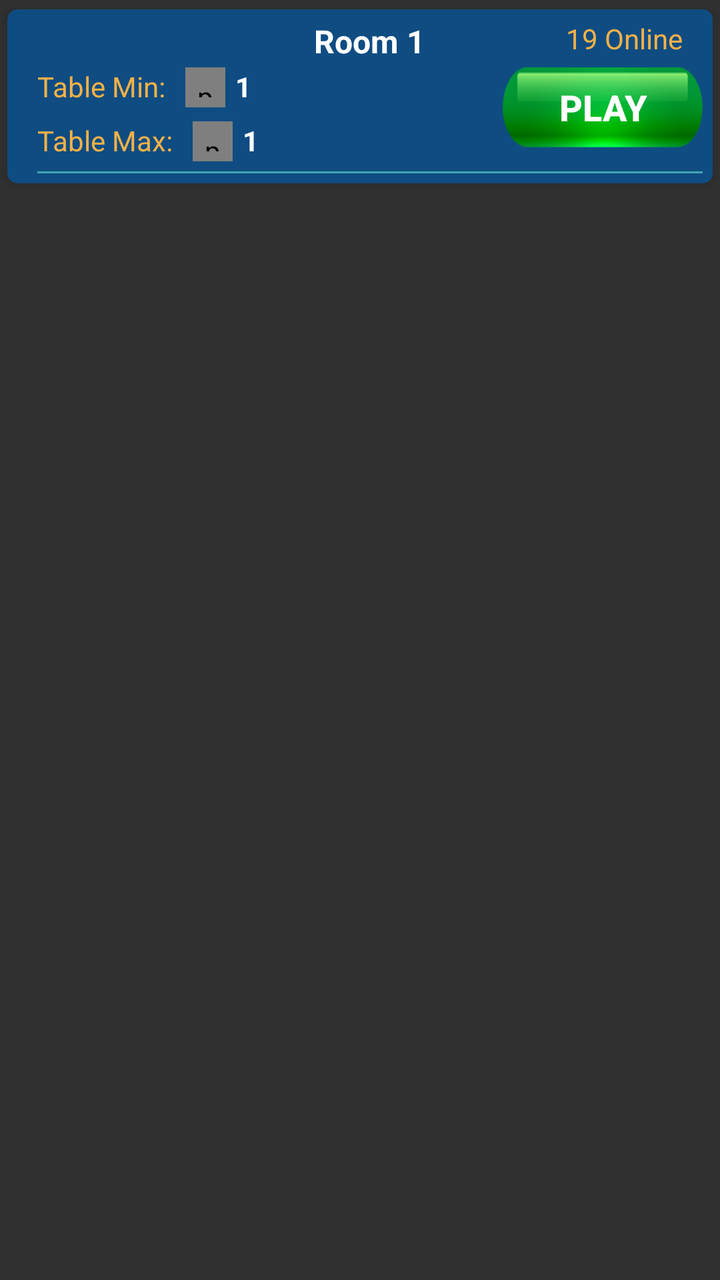
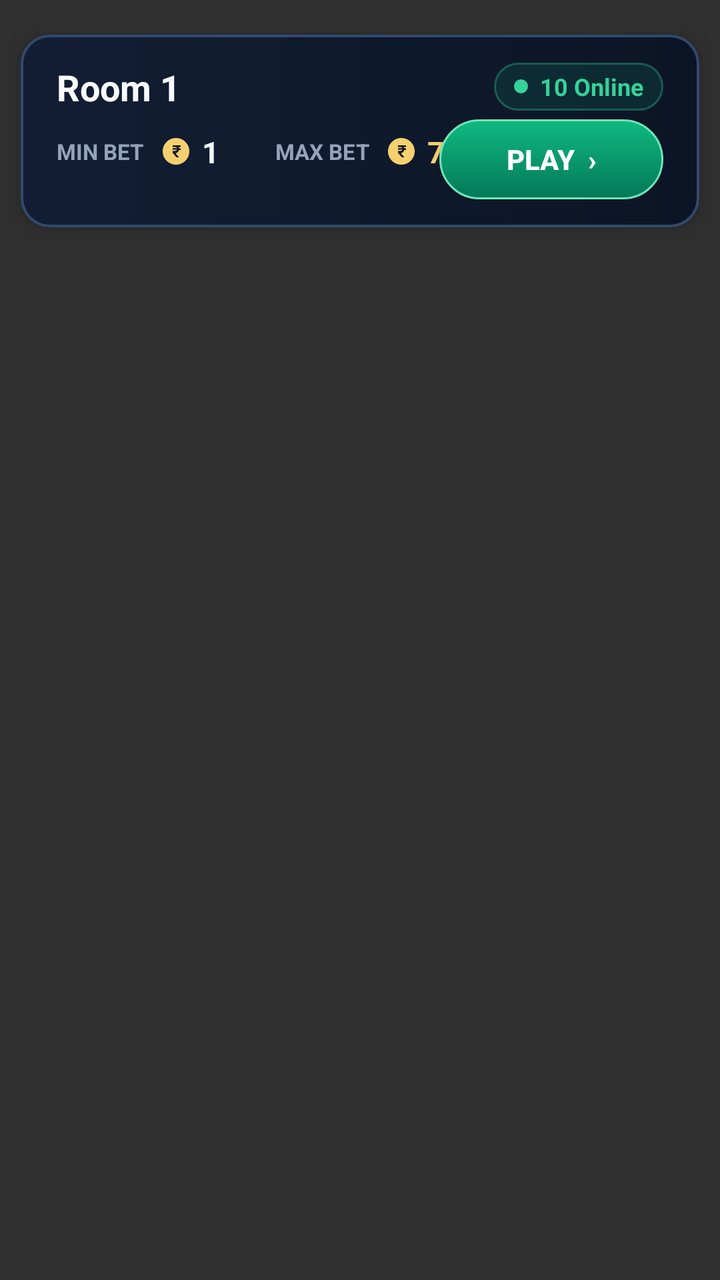

The first picture is an Android layout as it rendered before a commit; the second is the same layout after the commit. The layout source and the unified diff follow.
<!-- AndroidManifest.xml: application theme Theme.AppCompat.NoActionBar -->
<!-- res/layout/item_gamelist.xml -->
<?xml version="1.0" encoding="utf-8"?>
<RelativeLayout xmlns:android="http://schemas.android.com/apk/res/android"
    android:layout_width="match_parent"
    android:layout_height="wrap_content"
    xmlns:app="http://schemas.android.com/apk/res-auto">

    <androidx.cardview.widget.CardView
        android:layout_width="match_parent"
        android:layout_height="wrap_content"
        app:cardUseCompatPadding="true"
        app:cardCornerRadius="5dp"
        app:cardBackgroundColor="@color/blue"
        >

        <RelativeLayout
            android:layout_width="match_parent"
            android:layout_height="wrap_content"
            android:layout_marginLeft="10dp"
                android:background="@color/blue"
            android:padding="5dp"
            >

            <TextView
                android:id="@+id/txtroomid"
                android:layout_width="wrap_content"
                android:layout_height="wrap_content"
                android:text="Room 1"
                android:textSize="16sp"
                android:textColor="@color/white"
                android:textStyle="bold"
                android:gravity="center"
                android:layout_centerHorizontal="true"
                />

            <TextView
                android:id="@+id/txtonline"
                android:layout_width="wrap_content"
                android:layout_height="wrap_content"
                android:text="19 Online"
                android:layout_alignParentRight="true"
                android:layout_marginRight="10dp"
                android:textColor="@color/lghtAccent"
                />

            <Button
                android:id="@+id/btnplay"
                android:layout_marginTop="5dp"
                android:layout_below="@+id/txtonline"
                android:layout_width="100dp"
                android:layout_height="40dp"
                android:background="@drawable/withdraw_btn"
                android:text="PLAY"
                android:textSize="18sp"
                android:textColor="@color/white"
                android:textStyle="bold"
                android:layout_alignParentRight="true"
                android:foreground="?selectableItemBackground"
                />

            <LinearLayout
                android:id="@+id/lnrtable"
                android:layout_width="wrap_content"
                android:layout_height="wrap_content"
                android:orientation="vertical"
                android:layout_below="@+id/txtonline"
                android:layout_marginTop="5dp"
                >

                <LinearLayout
                    android:layout_width="wrap_content"
                    android:layout_height="wrap_content"
                    android:orientation="horizontal"
                    >

                    <TextView
                        android:layout_width="wrap_content"
                        android:layout_height="wrap_content"
                        android:text="Table Min:"
                        android:textColor="@color/lghtAccent"
                        />

                    <pl.droidsonroids.gif.GifImageView
                        android:layout_width="20dp"
                        android:layout_height="20dp"
                        android:src="@drawable/gif_ruppe_"
                        android:background="@drawable/black_transparent"
                        android:padding="5dp"
                        android:layout_marginLeft="10dp"
                        />

                    <TextView
                        android:id="@+id/txtmin"
                        android:layout_width="wrap_content"
                        android:layout_height="wrap_content"
                        android:text="1"
                        android:textColor="@color/white"
                        android:textStyle="bold"
                        android:layout_marginLeft="5dp"
                        />


                </LinearLayout>

                <LinearLayout
                    android:layout_width="wrap_content"
                    android:layout_height="wrap_content"
                    android:orientation="horizontal"
                    android:layout_marginTop="7dp"
                    >

                    <TextView
                        android:layout_width="wrap_content"
                        android:layout_height="wrap_content"
                        android:text="Table Max:"
                        android:textColor="@color/lghtAccent"
                        />

                    <pl.droidsonroids.gif.GifImageView
                        android:layout_width="20dp"
                        android:layout_height="20dp"
                        android:src="@drawable/gif_ruppe_"
                        android:background="@drawable/black_transparent"
                        android:padding="5dp"
                        android:layout_marginLeft="10dp"
                        />

                    <TextView
                        android:id="@+id/txtmax"
                        android:layout_width="wrap_content"
                        android:layout_height="wrap_content"
                        android:text="1"
                        android:textColor="@color/white"
                        android:layout_marginLeft="5dp"
                        android:textStyle="bold"
                        />


                </LinearLayout>


            </LinearLayout>


            <View
                android:layout_below="@+id/lnrtable"
                android:layout_width="match_parent"
                android:layout_height="1dp"
                android:layout_marginTop="5dp"
                android:background="@color/blue_light"
                />

        </RelativeLayout>


    </androidx.cardview.widget.CardView>

</RelativeLayout>
<!-- resources referenced by this layout -->
<resources>
  <color name="blue">#0f4c82</color>
  <color name="blue_light">#41a6ae</color>
  <color name="lghtAccent">#f6b148</color>
  <color name="white">#fff</color>
  <!-- drawable black_transparent: png bitmap (drawable, 3278 bytes) -->
  <!-- drawable gif_ruppe_: gif bitmap (drawable, 5053 bytes) -->
  <!-- drawable withdraw_btn: png bitmap (drawable, 10841 bytes) -->
</resources>

<!-- the commit's change to res/layout/item_gamelist.xml (unified diff, before → after) -->
@@ -1,157 +1,152 @@
 <?xml version="1.0" encoding="utf-8"?>
 <RelativeLayout xmlns:android="http://schemas.android.com/apk/res/android"
+    xmlns:app="http://schemas.android.com/apk/res-auto"
     android:layout_width="match_parent"
     android:layout_height="wrap_content"
-    xmlns:app="http://schemas.android.com/apk/res-auto">
+    android:paddingTop="4dp"
+    android:paddingBottom="4dp">
 
     <androidx.cardview.widget.CardView
         android:layout_width="match_parent"
         android:layout_height="wrap_content"
-        app:cardUseCompatPadding="true"
-        app:cardCornerRadius="5dp"
-        app:cardBackgroundColor="@color/blue"
-        >
+        app:cardBackgroundColor="@android:color/transparent"
+        app:cardCornerRadius="14dp"
+        app:cardElevation="6dp"
+        app:cardUseCompatPadding="true">
 
         <RelativeLayout
-            android:layout_width="match_parent"
-            android:layout_height="wrap_content"
-            android:layout_marginLeft="10dp"
-                android:background="@color/blue"
-            android:padding="5dp"
-            >
+  android:layout_width="match_parent"
+  android:layout_height="wrap_content"
+  android:background="@drawable/casino_room_card"
+  android:paddingLeft="18dp"
+  android:paddingRight="18dp"
+  android:paddingTop="14dp"
+  android:paddingBottom="14dp">
 
-            <TextView
-                android:id="@+id/txtroomid"
-                android:layout_width="wrap_content"
-                android:layout_height="wrap_content"
-                android:text="Room 1"
-                android:textSize="16sp"
-                android:textColor="@color/white"
-                android:textStyle="bold"
-                android:gravity="center"
-                android:layout_centerHorizontal="true"
-                />
+  <TextView
+      android:id="@+id/txtroomid"
+      android:layout_width="wrap_content"
+      android:layout_height="wrap_content"
+      android:layout_alignParentLeft="true"
+      android:layout_alignParentTop="true"
+      android:text="Room 1"
+      android:textColor="#F8FAFC"
+      android:textSize="18sp"
+      android:textStyle="bold" />
 
-            <TextView
-                android:id="@+id/txtonline"
-                android:layout_width="wrap_content"
-                android:layout_height="wrap_content"
-                android:text="19 Online"
-                android:layout_alignParentRight="true"
-                android:layout_marginRight="10dp"
-                android:textColor="@color/lghtAccent"
-                />
+  <LinearLayout
+      android:layout_width="wrap_content"
+      android:layout_height="24dp"
+      android:layout_alignParentRight="true"
+      android:layout_alignParentTop="true"
+      android:background="@drawable/casino_online_pill"
+      android:gravity="center_vertical"
+      android:orientation="horizontal"
+      android:paddingLeft="10dp"
+      android:paddingRight="10dp">
 
-            <Button
-                android:id="@+id/btnplay"
-                android:layout_marginTop="5dp"
-                android:layout_below="@+id/txtonline"
-                android:layout_width="100dp"
-                android:layout_height="40dp"
-                android:background="@drawable/withdraw_btn"
-                android:text="PLAY"
-                android:textSize="18sp"
-                android:textColor="@color/white"
-                android:textStyle="bold"
-                android:layout_alignParentRight="true"
-                android:foreground="?selectableItemBackground"
-                />
+      <View
+          android:layout_width="7dp"
+          android:layout_height="7dp"
+          android:layout_marginRight="6dp"
+          android:background="@drawable/casino_online_dot" />
 
-            <LinearLayout
-                android:id="@+id/lnrtable"
-                android:layout_width="wrap_content"
-                android:layout_height="wrap_content"
-                android:orientation="vertical"
-                android:layout_below="@+id/txtonline"
-                android:layout_marginTop="5dp"
-                >
+      <TextView
+          android:id="@+id/txtonline"
+          android:layout_width="wrap_content"
+          android:layout_height="wrap_content"
+          android:text="10 Online"
+          android:textColor="#34D399"
+          android:textSize="12sp"
+          android:textStyle="bold" />
+  </LinearLayout>
 
-                <LinearLayout
-                    android:layout_width="wrap_content"
-                    android:layout_height="wrap_content"
-                    android:orientation="horizontal"
-                    >
+  <LinearLayout
+      android:id="@+id/lnrtable"
+      android:layout_width="wrap_content"
+      android:layout_height="wrap_content"
+      android:layout_below="@+id/txtroomid"
+      android:layout_marginTop="10dp"
+      android:gravity="center_vertical"
+      android:orientation="horizontal">
 
-                    <TextView
-                        android:layout_width="wrap_content"
-                        android:layout_height="wrap_content"
-                        android:text="Table Min:"
-                        android:textColor="@color/lghtAccent"
-                        />
+      <LinearLayout
+          android:layout_width="wrap_content"
+          android:layout_height="wrap_content"
+          android:gravity="center_vertical"
+          android:orientation="horizontal"
+          android:layout_marginRight="28dp">
 
-                    <pl.droidsonroids.gif.GifImageView
-                        android:layout_width="20dp"
-                        android:layout_height="20dp"
-                        android:src="@drawable/gif_ruppe_"
-                        android:background="@drawable/black_transparent"
-                        android:padding="5dp"
-                        android:layout_marginLeft="10dp"
-                        />
+          <TextView
+              android:layout_width="wrap_content"
+              android:layout_height="wrap_content"
+              android:text="MIN BET"
+              android:textColor="#94A3B8"
+              android:textSize="11sp"
+              android:textStyle="bold" />
 
-                    <TextView
-                        android:id="@+id/txtmin"
-                        android:layout_width="wrap_content"
-                        android:layout_height="wrap_content"
-                        android:text="1"
-                        android:textColor="@color/white"
-                        android:textStyle="bold"
-                        android:layout_marginLeft="5dp"
-                        />
+          <ImageView
+              android:layout_width="16dp"
+              android:layout_height="16dp"
+              android:layout_marginLeft="8dp"
+              android:src="@drawable/ic_vec_gold_chip" />
 
+          <TextView
+              android:id="@+id/txtmin"
+              android:layout_width="wrap_content"
+              android:layout_height="wrap_content"
+              android:layout_marginLeft="5dp"
+              android:text="1"
+              android:textColor="#F8FAFC"
+              android:textSize="15sp"
+              android:textStyle="bold" />
+      </LinearLayout>
 
-                </LinearLayout>
+      <LinearLayout
+          android:layout_width="wrap_content"
+          android:layout_height="wrap_content"
+          android:gravity="center_vertical"
+          android:orientation="horizontal">
 
-                <LinearLayout
-                    android:layout_width="wrap_content"
-                    android:layout_height="wrap_content"
-                    android:orientation="horizontal"
-                    android:layout_marginTop="7dp"
-                    >
+          <TextView
+              android:layout_width="wrap_content"
+              android:layout_height="wrap_content"
+              android:text="MAX BET"
+              android:textColor="#94A3B8"
+              android:textSize="11sp"
+              android:textStyle="bold" />
 
-                    <TextView
-                        android:layout_width="wrap_content"
-                        android:layout_height="wrap_content"
-                        android:text="Table Max:"
-                        android:textColor="@color/lghtAccent"
-                        />
+          <ImageView
+              android:layout_width="16dp"
+              android:layout_height="16dp"
+              android:layout_marginLeft="8dp"
+              android:src="@drawable/ic_vec_gold_chip" />
 
-                    <pl.droidsonroids.gif.GifImageView
-                        android:layout_width="20dp"
-                        android:layout_height="20dp"
-                        android:src="@drawable/gif_ruppe_"
-                        android:background="@drawable/black_transparent"
-                        android:padding="5dp"
-                        android:layout_marginLeft="10dp"
-                        />
+          <TextView
+              android:id="@+id/txtmax"
+              android:layout_width="wrap_content"
+              android:layout_height="wrap_content"
+              android:layout_marginLeft="5dp"
+              android:text="7500"
+              android:textColor="#F5D06F"
+              android:textSize="15sp"
+              android:textStyle="bold" />
+      </LinearLayout>
+  </LinearLayout>
 
-                    <TextView
-                        android:id="@+id/txtmax"
-                        android:layout_width="wrap_content"
-                        android:layout_height="wrap_content"
-                        android:text="1"
-                        android:textColor="@color/white"
-                        android:layout_marginLeft="5dp"
-                        android:textStyle="bold"
-                        />
-
-
-                </LinearLayout>
-
-
-            </LinearLayout>
-
-
-            <View
-                android:layout_below="@+id/lnrtable"
-                android:layout_width="match_parent"
-                android:layout_height="1dp"
-                android:layout_marginTop="5dp"
-                android:background="@color/blue_light"
-                />
-
+  <Button
+      android:id="@+id/btnplay"
+      android:layout_width="112dp"
+      android:layout_height="40dp"
+      android:layout_alignParentRight="true"
+      android:layout_below="@+id/txtroomid"
+      android:layout_marginTop="4dp"
+      android:background="@drawable/casino_btn_emerald"
+      android:foreground="?selectableItemBackground"
+      android:text="PLAY  ›"
+      android:textColor="#FFFFFF"
+      android:textSize="14sp"
+      android:textStyle="bold" />
         </RelativeLayout>
-
-
     </androidx.cardview.widget.CardView>
-
 </RelativeLayout>
<!-- resource entries referenced after the edit -->
@@ -1,11 +1,35 @@
 <!-- resources referenced by this layout -->
 <resources>
-  <color name="blue">#0f4c82</color>
-  <color name="blue_light">#41a6ae</color>
-  <color name="lghtAccent">#f6b148</color>
-  <color name="white">#fff</color>
-  <!-- drawable black_transparent: png bitmap (drawable, 3278 bytes) -->
-  <!-- drawable gif_ruppe_: gif bitmap (drawable, 5053 bytes) -->
-  <!-- drawable withdraw_btn: png bitmap (drawable, 10841 bytes) -->
+  <!-- drawable casino_btn_emerald (drawable) -->
+  <?xml version="1.0" encoding="utf-8"?>
+  <shape xmlns:android="http://schemas.android.com/apk/res/android" android:shape="rectangle">
+      <gradient android:angle="90" android:startColor="#047857" android:endColor="#10B981" />
+      <corners android:radius="20dp" />
+      <stroke android:width="1dp" android:color="#6EE7B7" />
+  </shape>
+  <!-- drawable casino_online_dot (drawable) -->
+  <?xml version="1.0" encoding="utf-8"?>
+  <shape xmlns:android="http://schemas.android.com/apk/res/android" android:shape="oval">
+      <solid android:color="#34D399" />
+  </shape>
+  <!-- drawable casino_online_pill (drawable) -->
+  <?xml version="1.0" encoding="utf-8"?>
+  <shape xmlns:android="http://schemas.android.com/apk/res/android" android:shape="rectangle">
+      <solid android:color="#1F10B981" />
+      <corners android:radius="12dp" />
+      <stroke android:width="1dp" android:color="#5534D399" />
+  </shape>
+  <!-- drawable casino_room_card (drawable) -->
+  <?xml version="1.0" encoding="utf-8"?>
+  <shape xmlns:android="http://schemas.android.com/apk/res/android" android:shape="rectangle">
+      <gradient android:angle="0" android:startColor="#121E34" android:endColor="#0C1526" />
+      <corners android:radius="14dp" />
+      <stroke android:width="1.2dp" android:color="#31496E" />
+  </shape>
+  <!-- drawable ic_vec_gold_chip (drawable) -->
+  <vector xmlns:android="http://schemas.android.com/apk/res/android" android:width="24dp" android:height="24dp" android:viewportWidth="24" android:viewportHeight="24">
+      <path android:fillColor="#F5D06F" android:pathData="M12,2C6.48,2 2,6.48 2,12s4.48,10 10,10 10,-4.48 10,-10S17.52,2 12,2z"/>
+      <path android:fillColor="#0B1322" android:pathData="M14.5,7.5H9.5v1.3h1.9c0.7,0 1.2,0.3 1.4,0.8H9.5v1.2h3.3c-0.2,0.6 -0.8,0.9 -1.7,0.9H9.5v1.4l2.9,3.4h1.9l-2.7,-3.1c1.3,-0.2 2.3,-1.1 2.6,-2.4h1.3V9.8h-1.3c-0.1,-0.4 -0.2,-0.7 -0.4,-1H15.5V7.5h-1z"/>
+  </vector>
 </resources>
 
